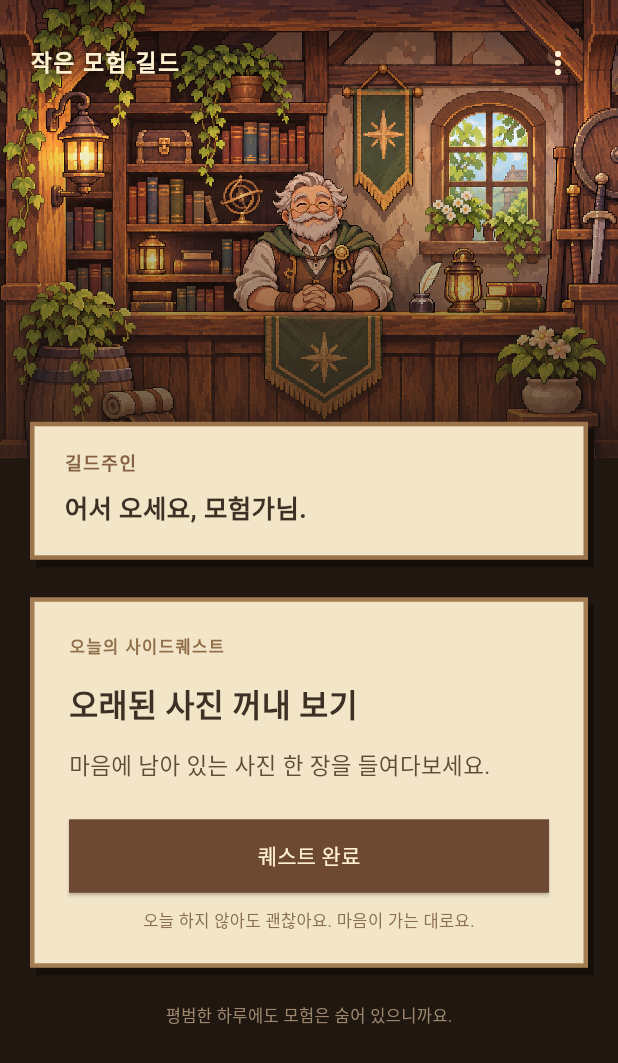
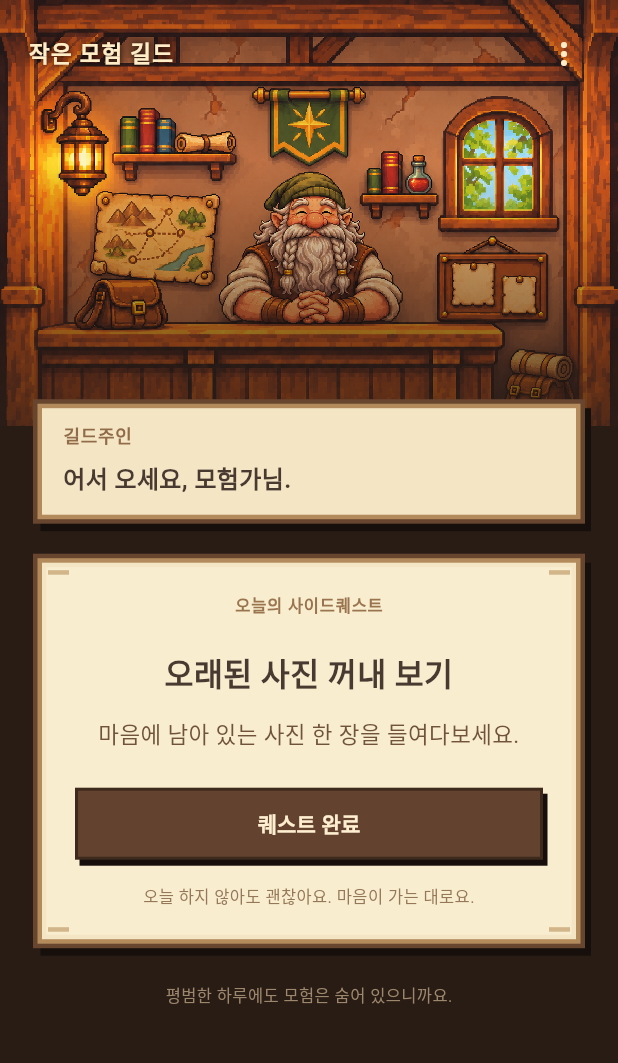
Before and after one commit to juson082/little-adventure-guild, a Flutter app: the screen it shows after launch, after a tap on "양피지 열기", on a phone screen of 412 x 824 dp. Shown: the top 1063 px of the screen. Run offline on Flutter 3.47's test engine with Material 3 defaults, Android fonts, the phone set to English and light mode, and no system bars; our stand-ins replace shared_preferences.

Commit message:
Refine pixel guild interface and artwork

```diff
--- a/lib/main.dart
+++ b/lib/main.dart
@@ -136,35 +136,67 @@ class _GuildHomeState extends State<GuildHome> with WidgetsBindingObserver {
     }
   }
 
-  void showInfo(bool support) => showModalBottomSheet<void>(
+  void showInfo(bool support) {
+    showDialog<void>(
       context: context,
-      showDragHandle: true,
-      backgroundColor: cream,
-      builder: (context) => SafeArea(
-          child: Padding(
-              padding: const EdgeInsets.fromLTRB(28, 8, 28, 32),
+      builder: (context) => Dialog(
+        backgroundColor: Colors.transparent,
+        insetPadding: const EdgeInsets.symmetric(horizontal: 24, vertical: 24),
+        child: PixelPanel(
           child: Column(
               mainAxisSize: MainAxisSize.min,
-                  crossAxisAlignment: CrossAxisAlignment.start,
+              crossAxisAlignment: CrossAxisAlignment.stretch,
               children: [
-                    Text(support ? '길드 지원하기' : '의뢰 제안하기',
+                Row(children: [
+                  Expanded(
+                      child: Text(support ? '길드 지원하기' : '의뢰 제안하기',
                           style: const TextStyle(
-                            fontSize: 23,
-                            fontWeight: FontWeight.bold,
-                            color: ink)),
-                    const SizedBox(height: 16),
+                              color: ink,
+                              fontSize: 20,
+                              fontWeight: FontWeight.w800))),
+                  IconButton(
+                      tooltip: '닫기',
+                      onPressed: () => Navigator.pop(context),
+                      icon: const Icon(Icons.close, color: brown)),
+                ]),
+                const SizedBox(height: 8),
                 Text(
                     support
                         ? '이 작은 모험들이 내일도 이어질 수 있도록, 원한다면 길드에 보급품을 보내주세요.'
                         : '다른 모험가들과 나누고 싶은 작은 경험이 있나요? 당신의 의뢰가 언젠가 오늘의 퀘스트가 될지도 모릅니다.',
-                        style: const TextStyle(height: 1.7, color: ink)),
+                    style: const TextStyle(color: ink, height: 1.7)),
                 const SizedBox(height: 18),
-                    Text(
-                        support
-                            ? '후원 기능은 준비 중이에요. 모든 퀘스트는 언제나 무료입니다.'
-                            : '의뢰 접수는 준비 중이에요. 후원 여부는 의뢰 채택에 영향을 주지 않습니다.',
-                        style: const TextStyle(color: brown, height: 1.6)),
-                  ]))));
+                if (support) ...[
+                  for (final name in ['작은 보급품', '든든한 보급품', '특별 보급품'])
+                    Padding(
+                        padding: const EdgeInsets.only(bottom: 7),
+                        child: Container(
+                            padding: const EdgeInsets.symmetric(
+                                horizontal: 12, vertical: 10),
+                            decoration: BoxDecoration(
+                                border: Border.all(
+                                    color: Color(0xffc1a378), width: 2)),
+                            child: Text(name,
+                                style: const TextStyle(
+                                    color: brown,
+                                    fontWeight: FontWeight.w600)))),
+                  const SizedBox(height: 4),
+                  const Text('후원 기능은 준비 중이에요. 모든 퀘스트는 언제나 무료입니다.',
+                      style:
+                          TextStyle(color: brown, fontSize: 12, height: 1.6)),
+                ] else ...[
+                  const Text('의뢰 접수는 준비 중이에요. 후원 여부는 의뢰 채택에 영향을 주지 않습니다.',
+                      style:
+                          TextStyle(color: brown, fontSize: 12, height: 1.6)),
+                ],
+                const SizedBox(height: 18),
+                GuildButton(
+                    label: '돌아가기', onPressed: () => Navigator.pop(context)),
+              ]),
+        ),
+      ),
+    );
+  }
 
   @override
   Widget build(BuildContext context) {
@@ -172,22 +204,19 @@ class _GuildHomeState extends State<GuildHome> with WidgetsBindingObserver {
     final opened = today?['opened'] == true;
     final completed = today?['completed'] == true;
     return Scaffold(
-      backgroundColor: const Color(0xff211711),
+      backgroundColor: const Color(0xff291c15),
       body: SafeArea(
           child: Center(
               child: ConstrainedBox(
         constraints: const BoxConstraints(maxWidth: 520),
-            child: ListView(
-              padding: EdgeInsets.zero,
-              children: [
+        child: ListView(padding: EdgeInsets.zero, children: [
           Stack(children: [
             AspectRatio(
-                    aspectRatio: 1.35,
-                    child: Image.asset('assets/guild_interior.png',
+                aspectRatio: 1.45,
+                child: Image.asset('assets/guild_interior_v3.png',
                     fit: BoxFit.cover,
                     alignment: Alignment.topCenter,
-                        filterQuality: FilterQuality.none),
-                  ),
+                    filterQuality: FilterQuality.none)),
             Positioned.fill(
                 child: DecoratedBox(
                     decoration: BoxDecoration(
@@ -195,33 +224,35 @@ class _GuildHomeState extends State<GuildHome> with WidgetsBindingObserver {
                             begin: Alignment.topCenter,
                             end: Alignment.bottomCenter,
                             colors: [
-                        Colors.black.withValues(alpha: .35),
+                  Colors.black.withValues(alpha: .26),
                   Colors.transparent,
-                        const Color(0xff211711).withValues(alpha: .75)
+                  const Color(0xff291c15).withValues(alpha: .72)
                 ],
                             stops: const [
                   0,
-                        .30,
+                  .38,
                   1
                 ])))),
             Positioned(
-                      top: 18,
-                      left: 20,
-                      right: 16,
+                top: 12,
+                left: 19,
+                right: 12,
                 child: Row(children: [
                   const Expanded(
                       child: Text('작은 모험 길드',
                           style: TextStyle(
-                                    color: Color(0xfffff1d0),
+                              color: Color(0xffffedc7),
                               fontSize: 15,
-                                    fontWeight: FontWeight.w700,
-                                    letterSpacing: 1.2,
+                              fontWeight: FontWeight.w800,
+                              letterSpacing: .8,
                               shadows: [
                                 Shadow(blurRadius: 5, color: Colors.black)
                               ]))),
                   PopupMenuButton<String>(
                       tooltip: '길드 메뉴',
-                            iconColor: const Color(0xfffff1d0),
+                      color: cream,
+                      iconColor: const Color(0xffffedc7),
+                      shape: const RoundedRectangleBorder(),
                       onSelected: (v) => showInfo(v == 'support'),
                       itemBuilder: (_) => const [
                             PopupMenuItem(
@@ -232,161 +263,118 @@ class _GuildHomeState extends State<GuildHome> with WidgetsBindingObserver {
                 ])),
           ]),
           Transform.translate(
-                    offset: const Offset(0, -24),
+              offset: const Offset(0, -18),
               child: Padding(
-                      padding: const EdgeInsets.symmetric(horizontal: 20),
+                padding: const EdgeInsets.symmetric(horizontal: 22),
                 child: Column(
                     crossAxisAlignment: CrossAxisAlignment.stretch,
                     children: [
-                            Container(
-                              padding:
-                                  const EdgeInsets.fromLTRB(20, 15, 20, 17),
-                              decoration: BoxDecoration(
-                                  color: const Color(0xfff3e6c8),
-                                  border: Border.all(
-                                      color: const Color(0xff9c754d), width: 3),
-                                  boxShadow: const [
-                                    BoxShadow(
-                                        color: Color(0xff130e0a),
-                                        offset: Offset(4, 5))
-                                  ]),
+                      PixelPanel(
                           child: Column(
                               crossAxisAlignment: CrossAxisAlignment.start,
                               children: [
                             const Text('길드주인',
                                 style: TextStyle(
-                                            color: Color(0xff866042),
+                                    color: Color(0xff926c49),
                                     fontSize: 12,
-                                            fontWeight: FontWeight.bold,
-                                            letterSpacing: 1)),
-                                    const SizedBox(height: 8),
+                                    fontWeight: FontWeight.w800,
+                                    letterSpacing: .5)),
+                            const SizedBox(height: 7),
                             Text(greeting,
                                 style: const TextStyle(
-                                            color: Color(0xff3f3025),
-                                            fontSize: 17,
+                                    color: ink,
+                                    fontSize: 16,
                                     fontWeight: FontWeight.w600,
                                     height: 1.6)),
-                                  ]),
-                            ),
-                            const SizedBox(height: 25),
+                          ])),
+                      const SizedBox(height: 20),
                       if (error != null) ...[
                         Text(error!,
-                                  style: const TextStyle(
-                                      color: Color(0xffffd3ae))),
-                              TextButton(
-                                  onPressed: load, child: const Text('다시 시도')),
+                            style: const TextStyle(color: Color(0xffffd3ae))),
+                        TextButton(onPressed: load, child: const Text('다시 시도')),
                       ] else if (today == null)
                         const Center(
                             child: CircularProgressIndicator(
                                 color: Color(0xffe5c793)))
                       else if (!greetingFinished)
                         const Padding(
-                                padding: EdgeInsets.symmetric(vertical: 20),
+                            padding: EdgeInsets.symmetric(vertical: 24),
                             child: Center(
                                 child: Text('길드주인의 이야기를 듣고 있어요…',
                                     style: TextStyle(
                                         color: Color(0xffc8ae8b),
-                                            fontSize: 12))),
-                              )
+                                        fontSize: 12))))
                       else if (!opened) ...[
                         const Center(
                             child: Text('오늘의 의뢰가 도착했어요',
                                 style: TextStyle(
-                                          color: Color(0xffe8d3ae),
-                                          fontSize: 13,
-                                          letterSpacing: .4))),
-                              const SizedBox(height: 16),
+                                    color: Color(0xffdbc49d), fontSize: 13))),
+                        const SizedBox(height: 8),
                         Center(
                             child: Semantics(
                                 button: true,
                                 label: '양피지 열기',
-                                      child: GestureDetector(
-                                          onTap: busy
-                                              ? null
-                                              : () => update('opened'),
+                                child: InkWell(
+                                    onTap: busy ? null : () => update('opened'),
                                     child: const SizedBox(
-                                              width: 112,
-                                              height: 112,
+                                        width: 128,
+                                        height: 108,
                                         child: CustomPaint(
                                             painter: ScrollPainter()))))),
-                              const SizedBox(height: 12),
-                              TextButton(
+                        Center(
+                            child: SizedBox(
+                                width: 180,
+                                child: GuildButton(
+                                    label: '양피지 열기',
                                     onPressed:
-                                      busy ? null : () => update('opened'),
-                                  child: const Text('양피지 열기',
-                                      style: TextStyle(
-                                          color: Color(0xfff4ddaf),
-                                          fontSize: 14,
-                                          fontWeight: FontWeight.bold))),
+                                        busy ? null : () => update('opened')))),
+                        const SizedBox(height: 9),
                         const Center(
                             child: Text('천천히 열어 보세요',
                                 style: TextStyle(
-                                          color: Color(0xffad9474),
-                                          fontSize: 12))),
+                                    color: Color(0xffaa9275), fontSize: 12))),
                       ] else
-                              Container(
-                                padding:
-                                    const EdgeInsets.fromLTRB(23, 22, 23, 20),
-                                decoration: BoxDecoration(
-                                    color: const Color(0xfff3e6c8),
-                                    border: Border.all(
-                                        color: const Color(0xffa47d52),
-                                        width: 3),
-                                    boxShadow: const [
-                                      BoxShadow(
-                                          color: Color(0xff130e0a),
-                                          offset: Offset(4, 5))
-                                    ]),
+                        PixelPanel(
+                          parchment: true,
                           child: Column(
-                                    crossAxisAlignment:
-                                        CrossAxisAlignment.stretch,
+                              crossAxisAlignment: CrossAxisAlignment.stretch,
                               children: [
-                                      const Text('오늘의 사이드퀘스트',
+                                const Center(
+                                    child: Text('오늘의 사이드퀘스트',
                                         style: TextStyle(
-                                              color: Color(0xff92704c),
+                                            color: Color(0xff9a744f),
                                             fontSize: 11,
-                                              fontWeight: FontWeight.bold,
-                                              letterSpacing: 1)),
-                                      const SizedBox(height: 14),
+                                            fontWeight: FontWeight.w700,
+                                            letterSpacing: .5))),
+                                const SizedBox(height: 20),
                                 Text(item!.$1,
+                                    textAlign: TextAlign.center,
                                     style: const TextStyle(
-                                              color: Color(0xff3f3025),
+                                        color: ink,
                                         fontSize: 21,
-                                              fontWeight: FontWeight.bold,
+                                        fontWeight: FontWeight.w800,
                                         height: 1.4)),
                                 const SizedBox(height: 12),
                                 Text(item.$2,
+                                    textAlign: TextAlign.center,
                                     style: const TextStyle(
-                                              color: Color(0xff614b38),
+                                        color: Color(0xff70533a),
                                         fontSize: 15,
                                         height: 1.7)),
                                 const SizedBox(height: 22),
-                                      ElevatedButton(
-                                        style: ElevatedButton.styleFrom(
-                                            backgroundColor:
-                                                const Color(0xff6d4933),
-                                            foregroundColor:
-                                                const Color(0xfffff0d3),
-                                            disabledBackgroundColor:
-                                                const Color(0xffd5c4a4),
-                                            shape:
-                                                const RoundedRectangleBorder(),
-                                            padding: const EdgeInsets.symmetric(
-                                                vertical: 14)),
+                                GuildButton(
+                                    label: completed ? '완료한 퀘스트' : '퀘스트 완료',
                                     onPressed: completed || busy
                                         ? null
-                                            : () => update('completed'),
-                                        child: Text(
-                                            completed ? '완료한 퀘스트' : '퀘스트 완료'),
-                                      ),
-                                      const SizedBox(height: 10),
+                                        : () => update('completed')),
+                                const SizedBox(height: 12),
                                 Text(
                                     completed
                                         ? '오늘의 작은 모험을 함께해 주어 고마워요.'
                                         : '오늘 하지 않아도 괜찮아요. 마음이 가는 대로요.',
                                     textAlign: TextAlign.center,
                                     style: const TextStyle(
-                                              color: Color(0xff8a6f51),
+                                        color: Color(0xff957858),
                                         fontSize: 11,
                                         height: 1.5)),
                               ]),
@@ -395,39 +383,107 @@ class _GuildHomeState extends State<GuildHome> with WidgetsBindingObserver {
                       const Center(
                           child: Text('평범한 하루에도 모험은 숨어 있으니까요.',
                               style: TextStyle(
-                                        color: Color(0xff9e886d),
-                                        fontSize: 11))),
+                                  color: Color(0xff9e886d), fontSize: 11))),
+                      const SizedBox(height: 20),
                     ]),
               )),
-              ],
-            ),
-          ),
-        ),
-      ),
+        ]),
+      ))),
     );
   }
+}
+
+class PixelPanel extends StatelessWidget {
+  final Widget child;
+  final bool parchment;
+  const PixelPanel({super.key, required this.child, this.parchment = false});
+  @override
+  Widget build(BuildContext context) => CustomPaint(
+        painter: PixelPanelPainter(parchment: parchment),
+        child: Padding(
+            padding: EdgeInsets.fromLTRB(parchment ? 28 : 20,
+                parchment ? 27 : 15, parchment ? 28 : 20, parchment ? 26 : 17),
+            child: child),
+      );
+}
+
+class PixelPanelPainter extends CustomPainter {
+  final bool parchment;
+  const PixelPanelPainter({this.parchment = false});
+  @override
+  void paint(Canvas canvas, Size size) {
+    void rect(double l, double t, double r, double b, Color color) =>
+        canvas.drawRect(Rect.fromLTRB(l, t, r, b), Paint()..color = color);
+    final w = size.width, h = size.height;
+    rect(5, 6, w + 4, h + 5, const Color(0xff160f0b));
+    rect(0, 0, w, h, const Color(0xff67452f));
+    rect(3, 3, w - 3, h - 3, const Color(0xffb28a5b));
+    rect(6, 6, w - 6, h - 6, const Color(0xfff4e6c5));
+    if (parchment) {
+      rect(9, 9, w - 9, h - 9, const Color(0xfff8edcf));
+      rect(10, 11, 24, 14, const Color(0xffd2b588));
+      rect(w - 24, 11, w - 10, 14, const Color(0xffd2b588));
+      rect(10, h - 14, 24, h - 11, const Color(0xffd2b588));
+      rect(w - 24, h - 14, w - 10, h - 11, const Color(0xffd2b588));
+    }
+  }
+
+  @override
+  bool shouldRepaint(covariant PixelPanelPainter oldDelegate) =>
+      oldDelegate.parchment != parchment;
+}
+
+class GuildButton extends StatelessWidget {
+  final String label;
+  final VoidCallback? onPressed;
+  const GuildButton({super.key, required this.label, required this.onPressed});
+  @override
+  Widget build(BuildContext context) => Padding(
+      padding: const EdgeInsets.only(bottom: 4),
+      child: DecoratedBox(
+        decoration: BoxDecoration(
+            color: onPressed == null
+                ? const Color(0xffbaa47f)
+                : const Color(0xff63432f),
+            border: Border.all(color: const Color(0xff3e2a1d), width: 2),
+            boxShadow: const [
+              BoxShadow(color: Color(0xff160f0b), offset: Offset(3, 4))
+            ]),
+        child: TextButton(
+            onPressed: onPressed,
+            style: TextButton.styleFrom(
+                foregroundColor: const Color(0xffffefd1),
+                disabledForegroundColor: const Color(0xffe6dbc5),
+                shape: const RoundedRectangleBorder(),
+                padding:
+                    const EdgeInsets.symmetric(horizontal: 14, vertical: 13)),
+            child: Text(label,
+                textAlign: TextAlign.center,
+                style: const TextStyle(
+                    fontSize: 14, fontWeight: FontWeight.w700))),
+      ));
 }
 
 class ScrollPainter extends CustomPainter {
   const ScrollPainter();
   @override
   void paint(Canvas canvas, Size size) {
-    final x = size.width / 16, y = size.height / 16;
-    void box(int left, int top, int width, int height, Color color) =>
-        canvas.drawRect(Rect.fromLTWH(left * x, top * y, width * x, height * y),
-            Paint()..color = color);
-    const edge = Color(0xff6a4934),
-        paper = Color(0xffead6ad),
-        line = Color(0xffb48c64),
+    final x = size.width / 20, y = size.height / 16;
+    void box(int l, int t, int w, int h, Color c) => canvas.drawRect(
+        Rect.fromLTWH(l * x, t * y, w * x, h * y), Paint()..color = c);
+    const edge = Color(0xff684530),
+        mid = Color(0xffb48c64),
+        paper = Color(0xfff0dfb9),
         seal = Color(0xffa54c38);
-    box(3, 3, 10, 10, edge);
-    box(4, 4, 8, 8, paper);
-    box(2, 3, 2, 3, edge);
-    box(12, 10, 2, 3, edge);
-    box(5, 5, 6, 1, line);
-    box(5, 7, 5, 1, line);
-    box(5, 9, 3, 1, line);
-    box(10, 9, 2, 2, seal);
+    box(3, 2, 14, 12, edge);
+    box(4, 3, 12, 10, mid);
+    box(5, 4, 10, 8, paper);
+    box(2, 2, 3, 3, edge);
+    box(15, 11, 3, 3, edge);
+    box(6, 5, 8, 1, mid);
+    box(6, 7, 6, 1, mid);
+    box(6, 9, 4, 1, mid);
+    box(12, 9, 2, 2, seal);
   }
 
   @override
--- a/pubspec.yaml
+++ b/pubspec.yaml
@@ -19,4 +19,4 @@ dev_dependencies:
 flutter:
   uses-material-design: true
   assets:
-    - assets/guild_interior.png
+    - assets/guild_interior_v3.png
```
Also changed, not shown: assets/guild_interior_v3.png (added), preview/home.png, preview/quest.png, 1 other file. Lines whose indentation alone changed are shown as unchanged.
